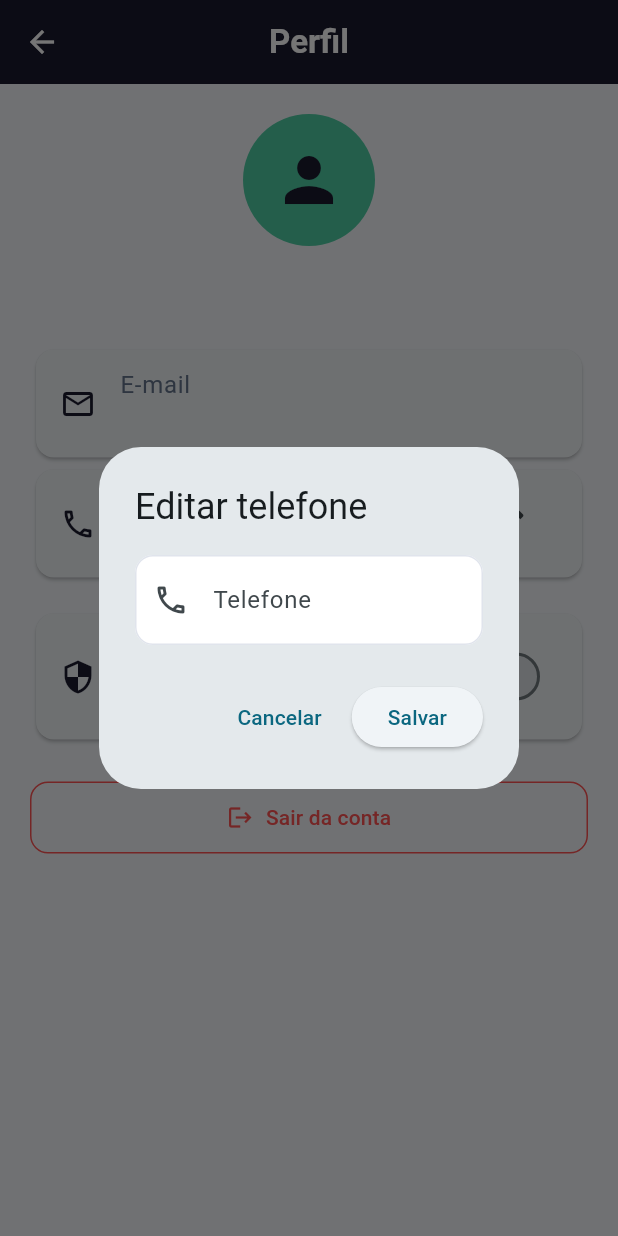
After one commit to Valimz/ES-PI3-2026-T1-G33, a Flutter app: the ProfilePage screen opened by its route, after a tap on the "edit" icon, on a phone screen of 412 x 824 dp. The commit adds this screen. Run offline on Flutter 3.47's test engine with Material 3 defaults, Android fonts, the phone set to English and light mode, and no system bars; our stand-ins replace cloud_firestore, cloud_functions, firebase_auth, firebase_core, firebase_messaging, fl_chart and 1 more; accounts and stored records are empty.

Commit message:
feat/Tela de usuario e pequenas correções

```diff
--- a/mescla_invest/lib/core/app.dart
+++ b/mescla_invest/lib/core/app.dart
@@ -13,6 +13,7 @@ import 'package:mescla_invest/features/analise/presentation/pages/analise_grafic
 import 'package:mescla_invest/features/portfolio/presentation/pages/portfolio_page.dart';
 import 'package:mescla_invest/features/wallet/presentation/pages/wallet_page.dart';
 import 'package:mescla_invest/features/notifications/presentation/pages/notifications_page.dart';
+import 'package:mescla_invest/features/perfil/presentation/pages/profile_page.dart';
 
 class InvestApp extends StatelessWidget {
   const InvestApp({super.key});
@@ -50,6 +51,7 @@ class InvestApp extends StatelessWidget {
         '/mfa': (context) => const MfaPage(),
         '/analise': (context) => const AnaliseGraficosPage(),
         '/notifications': (context) => const NotificationsPage(),
+        '/perfil': (context) => const ProfilePage(),
       },
     );
   }
--- a/mescla_invest/lib/features/analise/data/serie_valorizacao_data.dart
+++ b/mescla_invest/lib/features/analise/data/serie_valorizacao_data.dart
@@ -13,7 +13,7 @@ class SerieValorizacaoData {
     PeriodoAnalise.semana: [5.02, 5.08, 5.04, 5.10, 5.12, 5.11, 5.15],
     PeriodoAnalise.mes: [4.95, 4.98, 5.01, 4.99, 5.05, 5.08, 5.12, 5.18],
     PeriodoAnalise.semestre: [4.62, 4.71, 4.76, 4.84, 4.93, 5.02, 5.11],
-    PeriodoAnalise.ano: [4.49, 4.58, 4.61, 4.70, 4.81, 4.94, 5.03, 5.19],
+    PeriodoAnalise.ytd: [4.49, 4.58, 4.61, 4.70, 4.81, 4.94, 5.03, 5.19],
   };
 
   // Retorna a série do período selecionado ajustada à startup escolhida.
--- a/mescla_invest/lib/features/home/presentation/pages/home_page.dart
+++ b/mescla_invest/lib/features/home/presentation/pages/home_page.dart
@@ -66,12 +66,16 @@ class _HomePageState extends State<HomePage> {
             tooltip: 'Sair da Conta',
           ),
           const SizedBox(width: 8),
-          const CircleAvatar(
-            backgroundColor: AppColors.accent,
-            radius: 16,
-            child: Icon(Icons.person, size: 20, color: AppColors.primary),
+          IconButton(
+            tooltip: 'Perfil',
+            onPressed: () => Navigator.pushNamed(context, '/perfil'),
+            icon: const CircleAvatar(
+              backgroundColor: AppColors.accent,
+              radius: 16,
+              child: Icon(Icons.person, size: 20, color: AppColors.primary),
+            ),
           ),
-          const SizedBox(width: 16),
+          const SizedBox(width: 8),
         ],
       ),
       body: SingleChildScrollView(
--- /dev/null
+++ b/mescla_invest/lib/features/perfil/presentation/pages/profile_page.dart
@@ -0,0 +1,204 @@
+import 'package:firebase_auth/firebase_auth.dart';
+import 'package:flutter/material.dart';
+import 'package:mescla_invest/core/theme/app_theme.dart';
+import 'package:mescla_invest/services/firestore_service.dart';
+
+class ProfilePage extends StatefulWidget {
+  const ProfilePage({super.key});
+
+  @override
+  State<ProfilePage> createState() => _ProfilePageState();
+}
+
+class _ProfilePageState extends State<ProfilePage> {
+  final FirestoreService _firestore = FirestoreService();
+
+  @override
+  Widget build(BuildContext context) {
+    return Scaffold(
+      appBar: AppBar(
+        backgroundColor: AppColors.primary,
+        title: const Text('Perfil',
+            style: TextStyle(color: Colors.white, fontWeight: FontWeight.bold)),
+        iconTheme: const IconThemeData(color: Colors.white),
+        centerTitle: true,
+      ),
+      body: StreamBuilder<Map<String, dynamic>?>(
+        stream: _firestore.getUserProfile(),
+        builder: (context, snapshot) {
+          if (snapshot.connectionState == ConnectionState.waiting) {
+            return const Center(child: CircularProgressIndicator());
+          }
+
+          final data = snapshot.data ?? {};
+          final nome = data['nome']?.toString() ?? '—';
+          final email = data['email']?.toString() ??
+              FirebaseAuth.instance.currentUser?.email ??
+              '—';
+          final telefone = data['telefone']?.toString() ?? 'Não informado';
+          final mfaEnabled = data['mfaEnabled'] == true;
+
+          return SingleChildScrollView(
+            padding: const EdgeInsets.all(20),
+            child: Column(
+              crossAxisAlignment: CrossAxisAlignment.start,
+              children: [
+                Center(
+                  child: Column(
+                    children: [
+                      const CircleAvatar(
+                        radius: 44,
+                        backgroundColor: AppColors.accent,
+                        child: Icon(Icons.person,
+                            size: 48, color: AppColors.primary),
+                      ),
+                      const SizedBox(height: 12),
+                      Text(
+                        nome,
+                        style: const TextStyle(
+                            fontSize: 20, fontWeight: FontWeight.bold),
+                      ),
+                    ],
+                  ),
+                ),
+                const SizedBox(height: 24),
+                _InfoTile(
+                  icon: Icons.email_outlined,
+                  label: 'E-mail',
+                  value: email,
+                ),
+                _InfoTile(
+                  icon: Icons.phone_outlined,
+                  label: 'Telefone',
+                  value: telefone,
+                  onEdit: () => _editarTelefone(telefone),
+                ),
+                const SizedBox(height: 16),
+                Card(
+                  child: SwitchListTile(
+                    secondary: const Icon(Icons.security_outlined,
+                        color: AppColors.primary),
+                    title: const Text('Autenticação em duas etapas (MFA)'),
+                    subtitle: Text(
+                        mfaEnabled ? 'Ativada' : 'Desativada'),
+                    value: mfaEnabled,
+                    onChanged: (valor) => _alternarMfa(valor),
+                  ),
+                ),
+                const SizedBox(height: 24),
+                SizedBox(
+                  width: double.infinity,
+                  child: OutlinedButton.icon(
+                    onPressed: _logout,
+                    icon: const Icon(Icons.logout, color: Colors.redAccent),
+                    label: const Text('Sair da conta',
+                        style: TextStyle(color: Colors.redAccent)),
+                    style: OutlinedButton.styleFrom(
+                      side: const BorderSide(color: Colors.redAccent),
+                      padding: const EdgeInsets.symmetric(vertical: 14),
+                      shape: RoundedRectangleBorder(
+                          borderRadius: BorderRadius.circular(12)),
+                    ),
+                  ),
+                ),
+              ],
+            ),
+          );
+        },
+      ),
+    );
+  }
+
+  Future<void> _alternarMfa(bool ativar) async {
+    final messenger = ScaffoldMessenger.of(context);
+    final navigator = Navigator.of(context);
+    await _firestore.setMfaEnabled(ativar);
+    if (!mounted) return;
+    if (ativar) {
+      navigator.pushNamed('/mfa');
+    } else {
+      messenger.showSnackBar(
+        const SnackBar(content: Text('MFA desativado.')),
+      );
+    }
+  }
+
+  Future<void> _editarTelefone(String atual) async {
+    final controller = TextEditingController(
+        text: atual == 'Não informado' ? '' : atual);
+    final messenger = ScaffoldMessenger.of(context);
+    final novoTelefone = await showDialog<String>(
+      context: context,
+      builder: (dialogContext) {
+        return AlertDialog(
+          title: const Text('Editar telefone'),
+          content: TextField(
+            controller: controller,
+            keyboardType: TextInputType.phone,
+            decoration: const InputDecoration(
+              labelText: 'Telefone',
+              prefixIcon: Icon(Icons.phone_outlined),
+            ),
+          ),
+          actions: [
+            TextButton(
+                onPressed: () => Navigator.pop(dialogContext),
+                child: const Text('Cancelar')),
+            ElevatedButton(
+              onPressed: () =>
+                  Navigator.pop(dialogContext, controller.text.trim()),
+              child: const Text('Salvar'),
+            ),
+          ],
+        );
+      },
+    );
+
+    if (novoTelefone == null || novoTelefone.isEmpty) return;
+    await _firestore.updateUserPhone(novoTelefone);
+    if (!mounted) return;
+    messenger.showSnackBar(
+      const SnackBar(content: Text('Telefone atualizado.')),
+    );
+  }
+
+  Future<void> _logout() async {
+    final navigator = Navigator.of(context);
+    await FirebaseAuth.instance.signOut();
+    if (!mounted) return;
+    navigator.pushNamedAndRemoveUntil('/login', (route) => false);
+  }
+}
+
+class _InfoTile extends StatelessWidget {
+  const _InfoTile({
+    required this.icon,
+    required this.label,
+    required this.value,
+    this.onEdit,
+  });
+
+  final IconData icon;
+  final String label;
+  final String value;
+  final VoidCallback? onEdit;
+
+  @override
+  Widget build(BuildContext context) {
+    return Card(
+      child: ListTile(
+        leading: Icon(icon, color: AppColors.primary),
+        title: Text(label, style: const TextStyle(color: Color(0xFF64748B))),
+        subtitle: Text(value,
+            style: const TextStyle(
+                fontSize: 16, fontWeight: FontWeight.w600, color: Colors.black87)),
+        trailing: onEdit != null
+            ? IconButton(
+                icon: const Icon(Icons.edit_outlined),
+                onPressed: onEdit,
+              )
+            : null,
+      ),
+    );
+  }
+}
--- a/mescla_invest/lib/main.dart
+++ b/mescla_invest/lib/main.dart
@@ -41,6 +41,11 @@ Future<void> _configureLocalEmulators() async {
 }
 
 String _firebaseEmulatorHost() {
+  const override = String.fromEnvironment('EMULATOR_HOST');
+  if (override.isNotEmpty) {
+    return override;
+  }
+
   if (kIsWeb) {
     return 'localhost';
   }
--- a/mescla_invest/lib/services/firestore_service.dart
+++ b/mescla_invest/lib/services/firestore_service.dart
@@ -14,6 +14,39 @@ class FirestoreService {
           data['id'] = doc.id;
           return data;
         }).toList()).asBroadcastStream();
+  }
+
+  // Stream para obter os dados cadastrais do usuário logado (users/{uid}).
+  Stream<Map<String, dynamic>?> getUserProfile() {
+    final user = _auth.currentUser;
+    if (user == null) return const Stream.empty();
+
+    return _db.collection('users').doc(user.uid).snapshots().map((snapshot) {
+      if (snapshot.exists) {
+        return snapshot.data();
+      }
+      return null;
+    }).asBroadcastStream();
+  }
+
+  // Atualiza o telefone do usuário.
+  Future<void> updateUserPhone(String telefone) async {
+    final user = _auth.currentUser;
+    if (user == null) return;
+    await _db
+        .collection('users')
+        .doc(user.uid)
+        .set({'telefone': telefone}, SetOptions(merge: true));
+  }
+
+  // Ativa ou desativa o MFA no cadastro do usuário.
+  Future<void> setMfaEnabled(bool enabled) async {
+    final user = _auth.currentUser;
+    if (user == null) return;
+    await _db
+        .collection('users')
+        .doc(user.uid)
+        .set({'mfaEnabled': enabled}, SetOptions(merge: true));
   }
 
   // Stream para obter os dados da carteira do usuário logado
--- a/mescla_invest/lib/services/functions_service.dart
+++ b/mescla_invest/lib/services/functions_service.dart
@@ -102,6 +102,11 @@ class FunctionsService {
   }
 
   String _firebaseEmulatorHost() {
+    const override = String.fromEnvironment('EMULATOR_HOST');
+    if (override.isNotEmpty) {
+      return override;
+    }
+
     if (kIsWeb) {
       return 'localhost';
     }
```
Also changed, not shown: mescla_invest/lib/features/analise/models/periodo_analise.dart (+19 -1 lines), mescla_invest/lib/features/analise/presentation/pages/analise_graficos_page.dart (+94 -9 lines), 5 other files.
